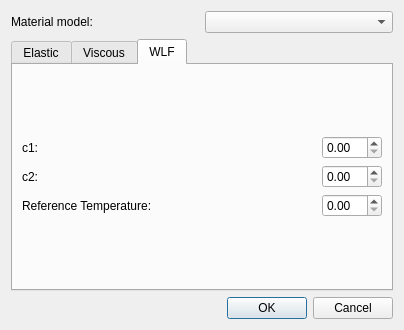
This is DlgNewMaterial.ui in LuisCarlosRojasTorres/ViscoQT as Qt 5 draws it before an edit. The edited form follows.
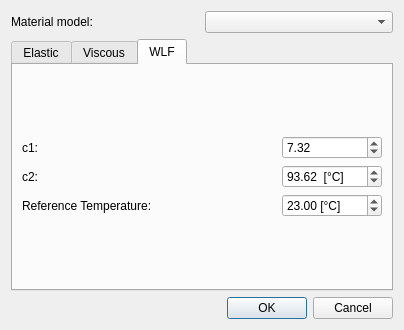
This is the edited form. The open tabs and pages were chosen to show the change.

Commit message:
Foram implementadas as Actions para DlgAbout e DlgNewMaterial
 - MainWindow foi dividida com uma tabWidget

Patch:
```diff
--- a/DlgNewMaterial.ui
+++ b/DlgNewMaterial.ui
@@ -170,16 +170,22 @@
             <widget class="QDoubleSpinBox" name="dSB_c1">
              <property name="minimumSize">
               <size>
-               <width>60</width>
+               <width>100</width>
                <height>0</height>
               </size>
              </property>
              <property name="maximumSize">
               <size>
-               <width>60</width>
+               <width>100</width>
                <height>16777215</height>
               </size>
              </property>
+             <property name="suffix">
+              <string/>
+             </property>
+             <property name="value">
+              <double>7.320000000000000</double>
+             </property>
             </widget>
            </item>
           </layout>
@@ -203,16 +209,22 @@
             <widget class="QDoubleSpinBox" name="dSB_c2">
              <property name="minimumSize">
               <size>
-               <width>60</width>
+               <width>100</width>
                <height>0</height>
               </size>
              </property>
              <property name="maximumSize">
               <size>
-               <width>60</width>
+               <width>100</width>
                <height>16777215</height>
               </size>
              </property>
+             <property name="suffix">
+              <string>  [°C]</string>
+             </property>
+             <property name="value">
+              <double>93.620000000000005</double>
+             </property>
             </widget>
            </item>
           </layout>
@@ -236,16 +248,25 @@
             <widget class="QDoubleSpinBox" name="dSB_Tref">
              <property name="minimumSize">
               <size>
-               <width>60</width>
+               <width>100</width>
                <height>0</height>
               </size>
              </property>
              <property name="maximumSize">
               <size>
-               <width>60</width>
+               <width>100</width>
                <height>16777215</height>
               </size>
              </property>
+             <property name="suffix">
+              <string> [°C]</string>
+             </property>
+             <property name="decimals">
+              <number>2</number>
+             </property>
+             <property name="value">
+              <double>23.000000000000000</double>
+             </property>
             </widget>
            </item>
           </layout>
```
Left out of the diff: 21 changed lines with no effect on the pictures. The commit also changes 10 other files.
